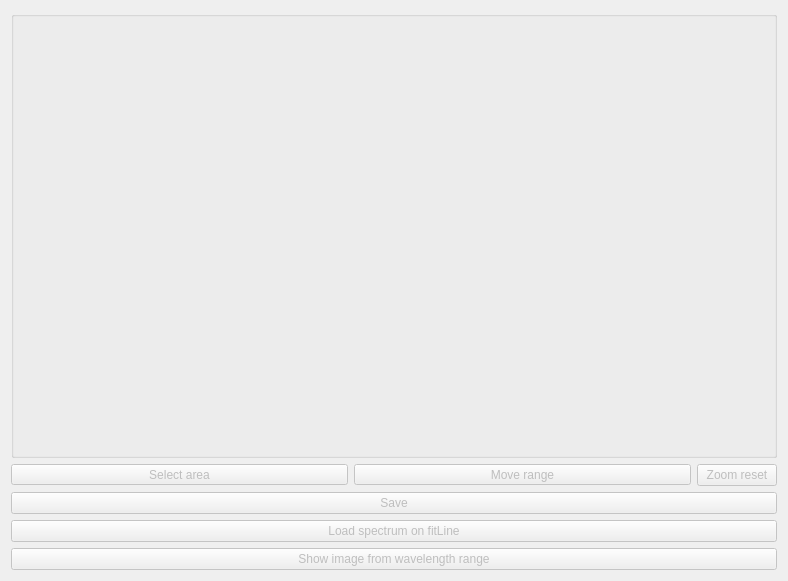
First picture: the form in astrocabtools/cube_ans/src/ui/spectrumVisualization.ui, repository AlejandroGorgues/AstroCabTools, before the edit.
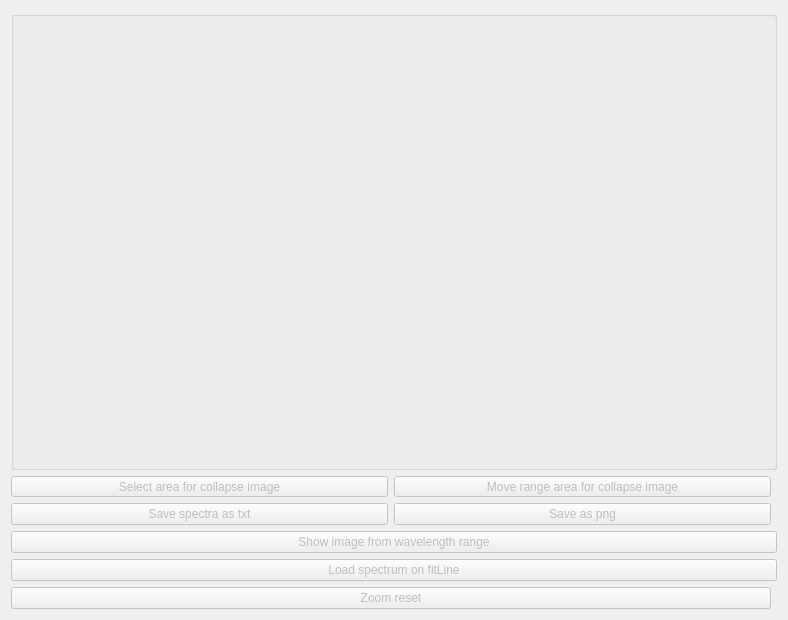
Second picture: the form after the edit.

Commit message: Added cubeAns tool docs Modified fitLine tool docs Fixed creation of ellipse parameterized RA/DEC option not being possible to us it Fixed units problem when loading cube in cubeAns Added options in cubeAns and fitLine to generate a png image from the spectra Added possibility to obtain and save as a fits file a collpased image of a cube in cubeAns and in subViz tool Change some buttons location and modified text of options for better info in cubeAns tool

Patch:
```diff
--- a/astrocabtools/cube_ans/src/ui/spectrumVisualization.ui
+++ b/astrocabtools/cube_ans/src/ui/spectrumVisualization.ui
@@ -7,7 +7,7 @@
     <x>0</x>
     <y>0</y>
     <width>788</width>
-    <height>581</height>
+    <height>620</height>
    </rect>
   </property>
   <property name="windowTitle">
@@ -16,25 +16,6 @@
   <layout class="QGridLayout" name="gridLayout_2">
    <item row="0" column="0">
     <layout class="QGridLayout" name="gridLayout">
-     <item row="6" column="0" colspan="3">
-      <widget class="QPushButton" name="rangeImageButton">
-       <property name="enabled">
-        <bool>false</bool>
-       </property>
-       <property name="sizePolicy">
-        <sizepolicy hsizetype="Minimum" vsizetype="Fixed">
-         <horstretch>0</horstretch>
-         <verstretch>0</verstretch>
-        </sizepolicy>
-       </property>
-       <property name="focusPolicy">
-        <enum>Qt::NoFocus</enum>
-       </property>
-       <property name="text">
-        <string>Show image from wavelength range</string>
-       </property>
-      </widget>
-     </item>
      <item row="1" column="1">
       <widget class="QToolButton" name="moveRangeButton">
        <property name="enabled">
@@ -50,7 +31,7 @@
         <enum>Qt::NoFocus</enum>
        </property>
        <property name="text">
-        <string>Move range</string>
+        <string>Move range area for collapse image</string>
        </property>
        <property name="checkable">
         <bool>true</bool>
@@ -72,36 +53,29 @@
         <enum>Qt::NoFocus</enum>
        </property>
        <property name="text">
-        <string>Select area</string>
+        <string>Select area for collapse image</string>
        </property>
        <property name="checkable">
         <bool>true</bool>
        </property>
       </widget>
      </item>
-     <item row="1" column="2">
-      <widget class="QPushButton" name="zoomResetButton">
-       <property name="enabled">
-        <bool>false</bool>
-       </property>
-       <property name="focusPolicy">
-        <enum>Qt::NoFocus</enum>
-       </property>
-       <property name="text">
-        <string>Zoom reset</string>
-       </property>
-      </widget>
-     </item>
      <item row="4" column="0" colspan="3">
-      <widget class="QPushButton" name="saveButton">
+      <widget class="QPushButton" name="loadButton">
        <property name="enabled">
         <bool>false</bool>
        </property>
+       <property name="sizePolicy">
+        <sizepolicy hsizetype="Minimum" vsizetype="Fixed">
+         <horstretch>0</horstretch>
+         <verstretch>0</verstretch>
+        </sizepolicy>
+       </property>
        <property name="focusPolicy">
         <enum>Qt::NoFocus</enum>
        </property>
        <property name="text">
-        <string>Save</string>
+        <string>Load spectrum on fitLine</string>
        </property>
       </widget>
      </item>
@@ -117,8 +91,8 @@
        </layout>
       </widget>
      </item>
-     <item row="5" column="0" colspan="3">
-      <widget class="QPushButton" name="loadButton">
+     <item row="3" column="0" colspan="3">
+      <widget class="QPushButton" name="rangeImageButton">
        <property name="enabled">
         <bool>false</bool>
        </property>
@@ -132,7 +106,43 @@
         <enum>Qt::NoFocus</enum>
        </property>
        <property name="text">
-        <string>Load spectrum on fitLine</string>
+        <string>Show image from wavelength range</string>
+       </property>
+      </widget>
+     </item>
+     <item row="2" column="1">
+      <widget class="QPushButton" name="savePNGButton">
+       <property name="enabled">
+        <bool>false</bool>
+       </property>
+       <property name="text">
+        <string>Save as png</string>
+       </property>
+      </widget>
+     </item>
+     <item row="2" column="0">
+      <widget class="QPushButton" name="saveTextButton">
+       <property name="enabled">
+        <bool>false</bool>
+       </property>
+       <property name="focusPolicy">
+        <enum>Qt::NoFocus</enum>
+       </property>
+       <property name="text">
+        <string>Save spectra as txt</string>
+       </property>
+      </widget>
+     </item>
+     <item row="5" column="0" colspan="2">
+      <widget class="QPushButton" name="zoomResetButton">
+       <property name="enabled">
+        <bool>false</bool>
+       </property>
+       <property name="focusPolicy">
+        <enum>Qt::NoFocus</enum>
+       </property>
+       <property name="text">
+        <string>Zoom reset</string>
        </property>
       </widget>
      </item>
```
The commit also changes 131 other files.
